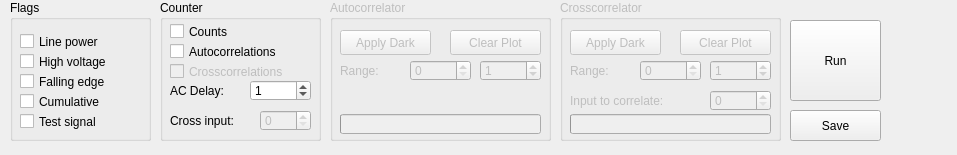
ahp-electronics/xc-gui, file line.ui: the form before one commit.
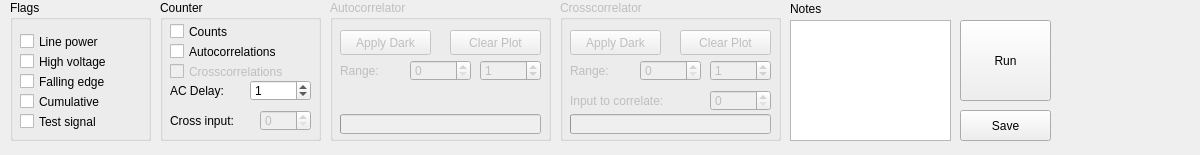
The form after the commit.

Commit message: Added notes field

```diff
--- a/line.ui
+++ b/line.ui
@@ -6,7 +6,7 @@
    <rect>
     <x>0</x>
     <y>0</y>
-    <width>957</width>
+    <width>1200</width>
     <height>155</height>
    </rect>
   </property>
@@ -301,7 +301,7 @@
   <widget class="QPushButton" name="Run">
    <property name="geometry">
     <rect>
-     <x>790</x>
+     <x>960</x>
      <y>20</y>
      <width>91</width>
      <height>81</height>
@@ -431,7 +431,7 @@
   <widget class="QPushButton" name="Save">
    <property name="geometry">
     <rect>
-     <x>790</x>
+     <x>960</x>
      <y>110</y>
      <width>91</width>
      <height>31</height>
@@ -441,6 +441,29 @@
     <string>Save</string>
    </property>
   </widget>
+  <widget class="QPlainTextEdit" name="Notes">
+   <property name="geometry">
+    <rect>
+     <x>790</x>
+     <y>20</y>
+     <width>161</width>
+     <height>121</height>
+    </rect>
+   </property>
+  </widget>
+  <widget class="QLabel" name="label">
+   <property name="geometry">
+    <rect>
+     <x>790</x>
+     <y>0</y>
+     <width>67</width>
+     <height>17</height>
+    </rect>
+   </property>
+   <property name="text">
+    <string>Notes</string>
+   </property>
+  </widget>
  </widget>
  <resources/>
  <connections/>
```
The commit also changes 7 other files.
